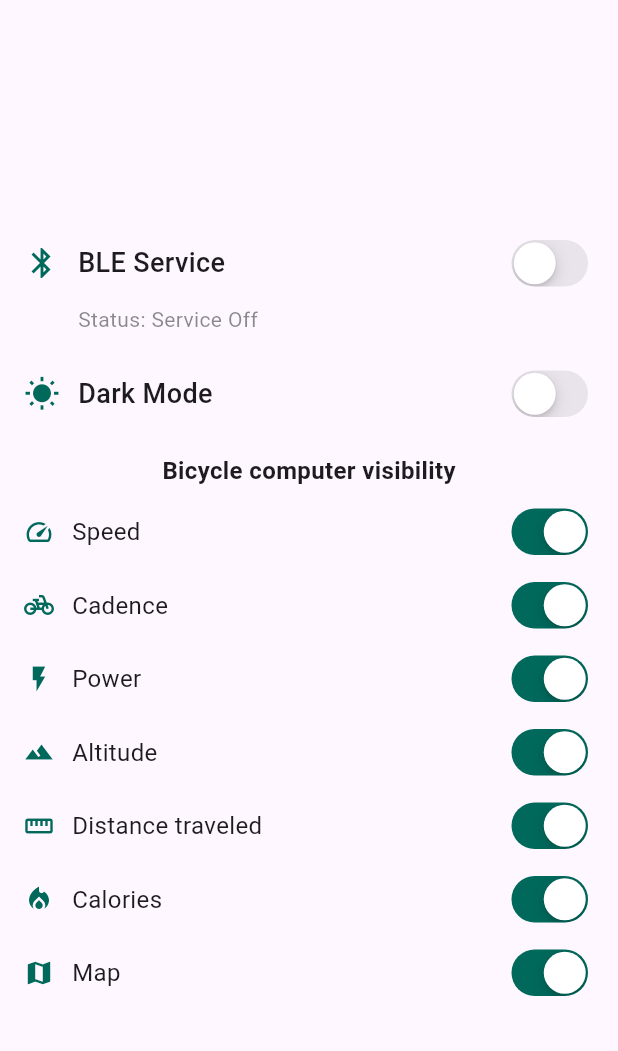
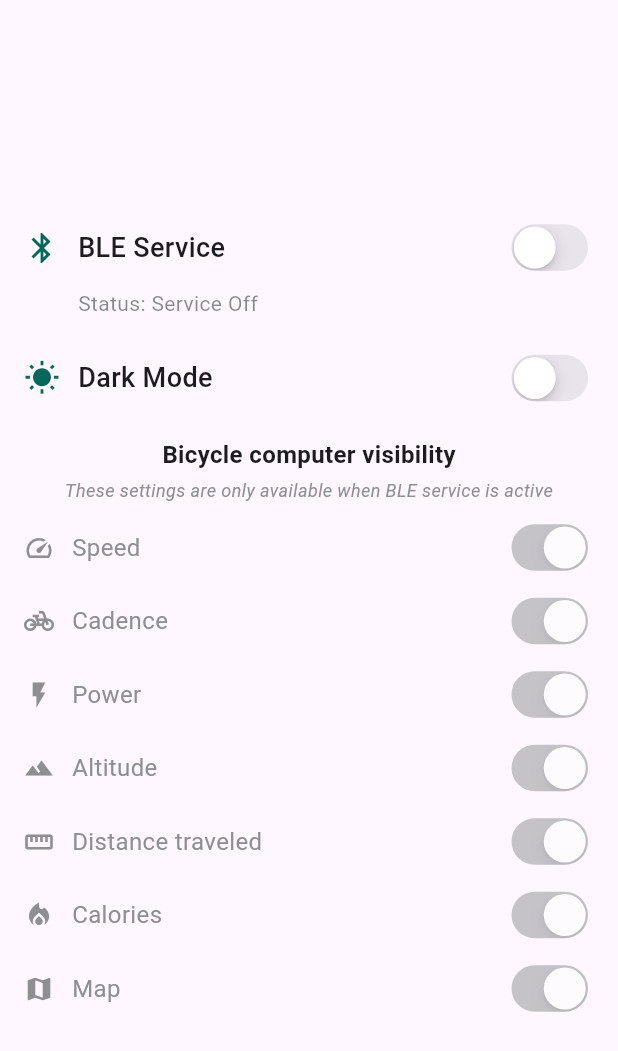
Before and after one commit to ViDaProjects/bicycle-computer-app, a Flutter app: the SettingsScreen screen opened directly, on a phone screen of 412 x 824 dp. Shown: the top 1051 px of the screen. Run offline on Flutter 3.47's test engine with Material 3 defaults, Android fonts, the light colour scheme and no system bars; our stand-ins replace dio, email_validator, equatable, fl_chart, flutter_hooks, flutter_map and 14 more; accounts and stored records are empty; generated files the repository leaves out were written again; network calls fail; statements that could not run were skipped.

Commit message:
riverpod update

```diff
--- a/lib/presentation/common/core/utils/activity_utils.dart
+++ b/lib/presentation/common/core/utils/activity_utils.dart
@@ -54,7 +54,7 @@ class ActivityUtils {
     return activities;
   }
 
-  static Future<void> updateActivity(Ref<Object?> ref, Activity updatedActivity,
+  static Future<void> updateActivity(Ref ref, Activity updatedActivity,
       ActivityUpdateActionEnum action) async {
     await _updateActivityList(
         ref,
@@ -74,7 +74,7 @@ class ActivityUtils {
     }
   }
 
-  static Future<void> _updateActivityList(Ref<Object?> ref, String listType,
+  static Future<void> _updateActivityList(Ref ref, String listType,
       Activity updatedActivity, ActivityUpdateActionEnum action) async {
     var data = ref
         .read(infiniteScrollListViewModelProvider(listType))
--- a/lib/presentation/settings/screens/settings_screen.dart
+++ b/lib/presentation/settings/screens/settings_screen.dart
@@ -142,6 +142,20 @@ class SettingsScreen extends HookConsumerWidget {
                         ),
                       ),
                     ),
+                    if (!state.isBluetoothEnabled) ...[
+                      const SizedBox(height: 4),
+                      Padding(
+                        padding: const EdgeInsets.symmetric(horizontal: 16.0),
+                        child: Text(
+                          'These settings are only available when BLE service is active',
+                          style: TextStyle(
+                            fontSize: 12,
+                            color: CupertinoColors.systemGrey,
+                            fontStyle: FontStyle.italic,
+                          ),
+                        ),
+                      ),
+                    ],
                     const SizedBox(height: 10),
                     Container(
                       padding: const EdgeInsets.symmetric(horizontal: 16.0),
@@ -152,23 +166,24 @@ class SettingsScreen extends HookConsumerWidget {
                             children: [
                               Icon(
                                 Icons.speed,
-                                color: ColorUtils.main,
+                                color: state.isBluetoothEnabled ? ColorUtils.main : CupertinoColors.systemGrey,
                                 size: 20,
                               ),
                               const SizedBox(width: 12),
-                              const Text(
+                              Text(
                                 'Speed',
                                 style: TextStyle(
                                   fontSize: 16,
                                   fontWeight: FontWeight.w400,
+                                  color: state.isBluetoothEnabled ? null : CupertinoColors.systemGrey,
                                 ),
                               ),
                             ],
                           ),
                           CupertinoSwitch(
                             value: state.showSpeedChart,
-                            onChanged: (value) => provider.toggleSpeedChart(),
-                            activeTrackColor: ColorUtils.main,
+                            onChanged: state.isBluetoothEnabled ? (value) => provider.toggleSpeedChart() : null,
+                            activeTrackColor: state.isBluetoothEnabled ? ColorUtils.main : CupertinoColors.systemGrey,
                           ),
                         ],
                       ),
@@ -183,23 +198,24 @@ class SettingsScreen extends HookConsumerWidget {
                             children: [
                               Icon(
                                 Icons.pedal_bike,
-                                color: ColorUtils.main,
+                                color: state.isBluetoothEnabled ? ColorUtils.main : CupertinoColors.systemGrey,
                                 size: 20,
                               ),
                               const SizedBox(width: 12),
-                              const Text(
+                              Text(
                                 'Cadence',
                                 style: TextStyle(
                                   fontSize: 16,
                                   fontWeight: FontWeight.w400,
+                                  color: state.isBluetoothEnabled ? null : CupertinoColors.systemGrey,
                                 ),
                               ),
                             ],
                           ),
                           CupertinoSwitch(
                             value: state.showCadenceChart,
-                            onChanged: (value) => provider.toggleCadenceChart(),
-                            activeTrackColor: ColorUtils.main,
+                            onChanged: state.isBluetoothEnabled ? (value) => provider.toggleCadenceChart() : null,
+                            activeTrackColor: state.isBluetoothEnabled ? ColorUtils.main : CupertinoColors.systemGrey,
                           ),
                         ],
                       ),
@@ -214,23 +230,24 @@ class SettingsScreen extends HookConsumerWidget {
                             children: [
                               Icon(
                                 Icons.flash_on,
-                                color: ColorUtils.main,
+                                color: state.isBluetoothEnabled ? ColorUtils.main : CupertinoColors.systemGrey,
                                 size: 20,
                               ),
                               const SizedBox(width: 12),
-                              const Text(
+                              Text(
                                 'Power',
                                 style: TextStyle(
                                   fontSize: 16,
                                   fontWeight: FontWeight.w400,
+                                  color: state.isBluetoothEnabled ? null : CupertinoColors.systemGrey,
                                 ),
                               ),
                             ],
                           ),
                           CupertinoSwitch(
                             value: state.showPowerChart,
-                            onChanged: (value) => provider.togglePowerChart(),
-                            activeTrackColor: ColorUtils.main,
+                            onChanged: state.isBluetoothEnabled ? (value) => provider.togglePowerChart() : null,
+                            activeTrackColor: state.isBluetoothEnabled ? ColorUtils.main : CupertinoColors.systemGrey,
                           ),
                         ],
                       ),
@@ -245,23 +262,24 @@ class SettingsScreen extends HookConsumerWidget {
                             children: [
                               Icon(
                                 Icons.terrain,
-                                color: ColorUtils.main,
+                                color: state.isBluetoothEnabled ? ColorUtils.main : CupertinoColors.systemGrey,
                                 size: 20,
                               ),
                               const SizedBox(width: 12),
-                              const Text(
+                              Text(
                                 'Altitude',
                                 style: TextStyle(
                                   fontSize: 16,
                                   fontWeight: FontWeight.w400,
+                                  color: state.isBluetoothEnabled ? null : CupertinoColors.systemGrey,
                                 ),
                               ),
                             ],
                           ),
                           CupertinoSwitch(
                             value: state.showAltitudeChart,
-                            onChanged: (value) => provider.toggleAltitudeChart(),
-                            activeTrackColor: ColorUtils.main,
+                            onChanged: state.isBluetoothEnabled ? (value) => provider.toggleAltitudeChart() : null,
+                            activeTrackColor: state.isBluetoothEnabled ? ColorUtils.main : CupertinoColors.systemGrey,
                           ),
                         ],
                       ),
@@ -276,23 +294,24 @@ class SettingsScreen extends HookConsumerWidget {
                             children: [
                               Icon(
                                 Icons.straighten,
-                                color: ColorUtils.main,
+                                color: state.isBluetoothEnabled ? ColorUtils.main : CupertinoColors.systemGrey,
                                 size: 20,
                               ),
                               const SizedBox(width: 12),
-                              const Text(
+                              Text(
                                 'Distance traveled',
                                 style: TextStyle(
                                   fontSize: 16,
                                   fontWeight: FontWeight.w400,
+                                  color: state.isBluetoothEnabled ? null : CupertinoColors.systemGrey,
                                 ),
                               ),
                             ],
                           ),
                           CupertinoSwitch(
                             value: state.showDistanceTraveled,
-                            onChanged: (value) => provider.toggleDistanceTraveled(),
-                            activeTrackColor: ColorUtils.main,
+                            onChanged: state.isBluetoothEnabled ? (value) => provider.toggleDistanceTraveled() : null,
+                            activeTrackColor: state.isBluetoothEnabled ? ColorUtils.main : CupertinoColors.systemGrey,
                           ),
                         ],
                       ),
@@ -307,23 +326,24 @@ class SettingsScreen extends HookConsumerWidget {
                             children: [
                               Icon(
                                 Icons.local_fire_department,
-                                color: ColorUtils.main,
+                                color: state.isBluetoothEnabled ? ColorUtils.main : CupertinoColors.systemGrey,
                                 size: 20,
                               ),
                               const SizedBox(width: 12),
-                              const Text(
+                              Text(
                                 'Calories',
                                 style: TextStyle(
                                   fontSize: 16,
                                   fontWeight: FontWeight.w400,
+                                  color: state.isBluetoothEnabled ? null : CupertinoColors.systemGrey,
                                 ),
                               ),
                             ],
                           ),
                           CupertinoSwitch(
                             value: state.showCalories,
-                            onChanged: (value) => provider.toggleCalories(),
-                            activeTrackColor: ColorUtils.main,
+                            onChanged: state.isBluetoothEnabled ? (value) => provider.toggleCalories() : null,
+                            activeTrackColor: state.isBluetoothEnabled ? ColorUtils.main : CupertinoColors.systemGrey,
                           ),
                         ],
                       ),
@@ -338,23 +358,24 @@ class SettingsScreen extends HookConsumerWidget {
                             children: [
                               Icon(
                                 Icons.map,
-                                color: ColorUtils.main,
+                                color: state.isBluetoothEnabled ? ColorUtils.main : CupertinoColors.systemGrey,
                                 size: 20,
                               ),
                               const SizedBox(width: 12),
-                              const Text(
+                              Text(
                                 'Map',
                                 style: TextStyle(
                                   fontSize: 16,
                                   fontWeight: FontWeight.w400,
+                                  color: state.isBluetoothEnabled ? null : CupertinoColors.systemGrey,
                                 ),
                               ),
                             ],
                           ),
                           CupertinoSwitch(
                             value: state.showMap,
-                            onChanged: (value) => provider.toggleMap(),
-                            activeTrackColor: ColorUtils.main,
+                            onChanged: state.isBluetoothEnabled ? (value) => provider.toggleMap() : null,
+                            activeTrackColor: state.isBluetoothEnabled ? ColorUtils.main : CupertinoColors.systemGrey,
                           ),
                         ],
                       ),
--- a/lib/presentation/settings/view_model/settings_view_model.dart
+++ b/lib/presentation/settings/view_model/settings_view_model.dart
@@ -1,6 +1,6 @@
 import 'package:flutter/material.dart';
 import 'package:flutter/services.dart';
-import 'package:hooks_riverpod/hooks_riverpod.dart';
+import 'package:flutter_riverpod/flutter_riverpod.dart';
 import 'package:quickalert/quickalert.dart';
 import 'package:shared_preferences/shared_preferences.dart';
 
@@ -16,22 +16,20 @@ import 'state/settings_state.dart';
 const String bleChannel = 'com.beforbike.ble';
 
 final settingsViewModelProvider =
-    StateNotifierProvider.autoDispose<SettingsViewModel, SettingsState>(
-  (ref) => SettingsViewModel(ref),
+    NotifierProvider<SettingsViewModel, SettingsState>(
+  () => SettingsViewModel(),
 );
 
-class SettingsViewModel extends StateNotifier<SettingsState> {
-  Ref ref;
+class SettingsViewModel extends Notifier<SettingsState> {
   static const MethodChannel _channel = MethodChannel(bleChannel);
   static const MethodChannel _databaseChannel = MethodChannel('com.beforbike.app/database');
 
-  /// Manages the state and logic of the settings screen.
-  ///
-  /// [ref] - The reference to the hooks riverpod container.
-  SettingsViewModel(this.ref) : super(SettingsState.initial()) {
+  @override
+  SettingsState build() {
     // Initialize BLE status
     _updateBluetoothStatus();
     _loadVisibilitySettings();
+    return SettingsState.initial();
   }
 
   /// Loads visibility settings from SharedPreferences.
@@ -174,8 +172,8 @@ class SettingsViewModel extends StateNotifier<SettingsState> {
   void toggleDarkMode() {
     state = state.copyWith(isDarkMode: !state.isDarkMode);
     // Update the global theme mode
-    ref.read(themeModeProvider.notifier).state =
-        state.isDarkMode ? ThemeMode.dark : ThemeMode.light;
+    ref.read(themeModeProvider.notifier).setThemeMode(
+        state.isDarkMode ? ThemeMode.dark : ThemeMode.light);
   }
 
   /// Toggles the speed chart visibility and sends command to bicycle computer.
```
Also changed, not shown: lib/main.dart (+12 -3 lines), lib/presentation/common/activity/view_model/activity_item_view_model.dart (+9 -6 lines), lib/presentation/common/activity/view_model/activity_list_view_model.dart (+9 -6 lines), lib/presentation/common/core/widgets/view_model/infinite_scroll_list_view_model.dart (+9 -8 lines), lib/presentation/common/location/view_model/location_view_model.dart (+6 -13 lines), lib/presentation/common/metrics/view_model/metrics_view_model.dart (+11 -11 lines), lib/presentation/common/timer/viewmodel/timer_view_model.dart (+7 -6 lines), lib/presentation/common/user/view_model/profile_picture_view_model.dart (+9 -6 lines), lib/presentation/home/view_model/home_view_model.dart (+7 -7 lines), lib/presentation/my_activities/view_model/activity_details_view_model.dart (+6 -5 lines), lib/presentation/my_activities/view_model/activity_list_view_model.dart (+7 -6 lines), lib/presentation/new_activity/view_model/sum_up_view_model.dart (+8 -8 lines), lib/presentation/statistics/view_model/statistics_view_model.dart (+7 -14 lines), pubspec.yaml (+4 -4 lines), 1 more files, 1 other file.
